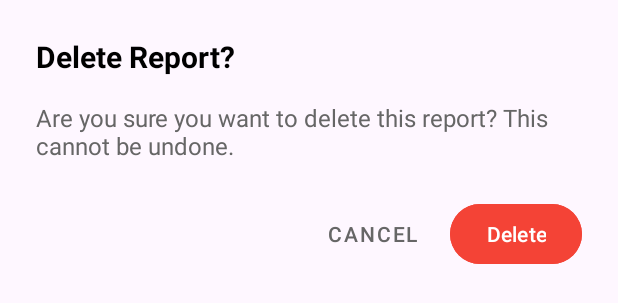
After one commit to EricKel1/B07Assignment, an Android app: the layout dialog_delete_report.xml on its own in the app's theme, with its tools: preview values and no code run, on a phone screen of 412 x 824 dp. The commit adds this screen. Shown: the top 303 px of the screen. Run offline under Robolectric (Android 15) with nearby library versions, the phone set to English and light mode, and no system bars.

Commit message:
feat(report): implement custom dialog for report deletion confirmation

```diff
--- /dev/null
+++ b/app/src/main/res/layout/dialog_delete_report.xml
@@ -0,0 +1,49 @@
+<?xml version="1.0" encoding="utf-8"?>
+<LinearLayout xmlns:android="http://schemas.android.com/apk/res/android"
+    android:layout_width="match_parent"
+    android:layout_height="wrap_content"
+    android:orientation="vertical"
+    android:padding="24dp">
+
+    <TextView
+        android:layout_width="match_parent"
+        android:layout_height="wrap_content"
+        android:text="Delete Report?"
+        android:textSize="20sp"
+        android:textStyle="bold"
+        android:textColor="@color/black"
+        android:layout_marginBottom="16dp"/>
+
+    <TextView
+        android:layout_width="match_parent"
+        android:layout_height="wrap_content"
+        android:text="Are you sure you want to delete this report? This cannot be undone."
+        android:textSize="16sp"
+        android:textColor="#666666"
+        android:layout_marginBottom="24dp"/>
+
+    <LinearLayout
+        android:layout_width="match_parent"
+        android:layout_height="wrap_content"
+        android:orientation="horizontal"
+        android:gravity="end">
+
+        <Button
+            android:id="@+id/btnCancelDelete"
+            style="@style/Widget.MaterialComponents.Button.TextButton"
+            android:layout_width="wrap_content"
+            android:layout_height="wrap_content"
+            android:text="Cancel"
+            android:textColor="#666666"/>
+
+        <Button
+            android:id="@+id/btnConfirmDelete"
+            android:layout_width="wrap_content"
+            android:layout_height="wrap_content"
+            android:text="Delete"
+            android:backgroundTint="#F44336"
+            android:textColor="@android:color/white"
+            android:layout_marginStart="8dp"/>
+    </LinearLayout>
+
+</LinearLayout>
```
Also changed, not shown: app/src/main/java/com/example/b07project/fragments/ReportsFragment.java (+21 -6 lines).
